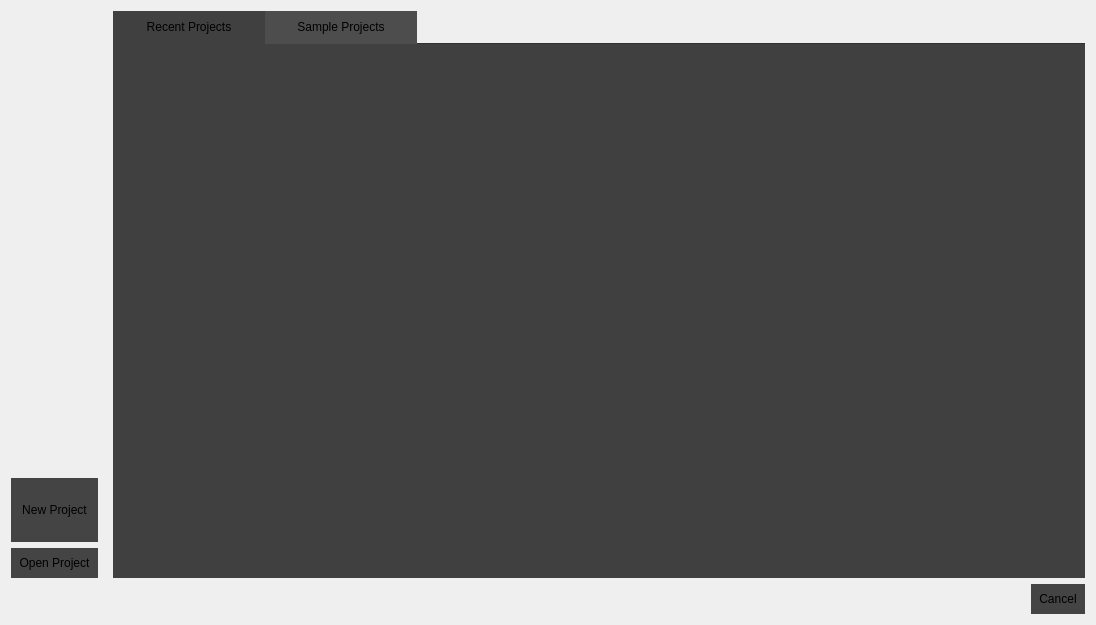
Above: src/dialogs/projectdialog.ui from jahshaka/Studio before the change. Below: the same form after it.
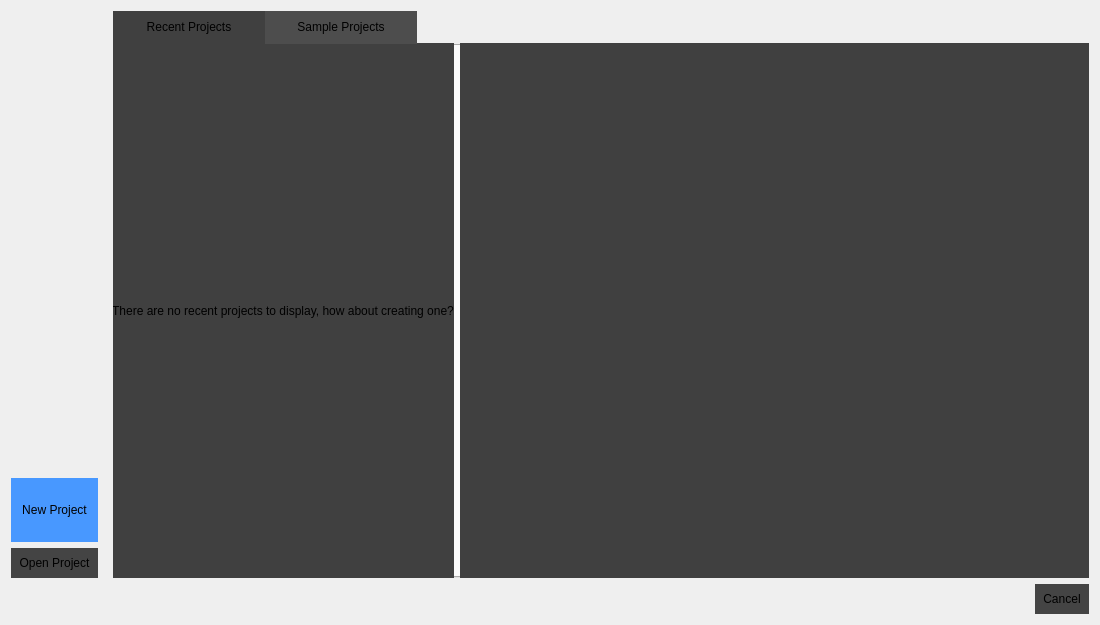
That is the form after the change. The open tabs and pages were chosen to show the change. Icons and pictures are not drawn.

Commit message: Project screen and sample tweaks

```diff
--- a/src/dialogs/projectdialog.ui
+++ b/src/dialogs/projectdialog.ui
@@ -6,7 +6,7 @@
    <rect>
     <x>0</x>
     <y>0</y>
-    <width>1096</width>
+    <width>1100</width>
     <height>625</height>
    </rect>
   </property>
@@ -35,20 +35,32 @@
 QListWidget {
 	background: #404040;
 	color: #CECECE;
-}
-
-QListWidget {
 	padding-left: 16px;
 	padding-top: 24px;
 }
 
 QListWidget::item {
+	border: 0;
 	padding: 6px;
+	margin-bottom: 6px;
+	margin-right: 6px;
 }
 
-QListView::item:selected {
-    border: 1px solid #3498db;
-	background: #3498db;
+QListWidget::item:hover {
+	border: 0;
+	padding: 6px;
+	margin-bottom: 6px;
+	margin-right: 6px;
+	/*border: 4px solid #4898ff;*/
+	background: rgba(71, 151, 255, 0.3);
+}
+
+QListWidget::item:selected {
+	border: 0;
+	padding: 6px;
+	margin-bottom: 6px;
+	margin-right: 6px;
+	background: #4998ff;
 	color: #CECECE;
 }
 
@@ -85,6 +97,19 @@
   <layout class="QGridLayout" name="gridLayout">
    <item row="0" column="0">
     <widget class="QWidget" name="widget" native="true">
+     <property name="styleSheet">
+      <string notr="true">#newProject {
+	background: #4898ff;
+}
+
+#newProject:hover {
+	background-color: #51a1d6;
+}
+
+QWidget#addBtn:pressed {
+	background-color: #1e77b3;
+} </string>
+     </property>
      <layout class="QVBoxLayout" name="verticalLayout">
       <property name="leftMargin">
        <number>0</number>
@@ -143,12 +168,15 @@
       </sizepolicy>
      </property>
      <property name="styleSheet">
-      <string notr="true"/>
+      <string notr="true">border: 0</string>
      </property>
      <property name="currentIndex">
       <number>1</number>
      </property>
      <widget class="QWidget" name="recent">
+      <property name="styleSheet">
+       <string notr="true">border: 0</string>
+      </property>
       <attribute name="title">
        <string>Recent Projects</string>
       </attribute>
@@ -166,10 +194,32 @@
         <number>0</number>
        </property>
        <item row="0" column="0">
+        <widget class="QLabel" name="label">
+         <property name="enabled">
+          <bool>true</bool>
+         </property>
+         <property name="styleSheet">
+          <string notr="true">background: #404040</string>
+         </property>
+         <property name="lineWidth">
+          <number>0</number>
+         </property>
+         <property name="text">
+          <string>There are no recent projects to display, how about creating one?</string>
+         </property>
+         <property name="alignment">
+          <set>Qt::AlignCenter</set>
+         </property>
+        </widget>
+       </item>
+       <item row="0" column="1">
         <widget class="QListWidget" name="listWidget">
          <property name="styleSheet">
           <string notr="true"/>
          </property>
+         <property name="frameShadow">
+          <enum>QFrame::Plain</enum>
+         </property>
          <property name="resizeMode">
           <enum>QListView::Adjust</enum>
          </property>
```
Left out of the diff: 10 changed lines with no effect on the pictures. The commit also changes 5 other files.
